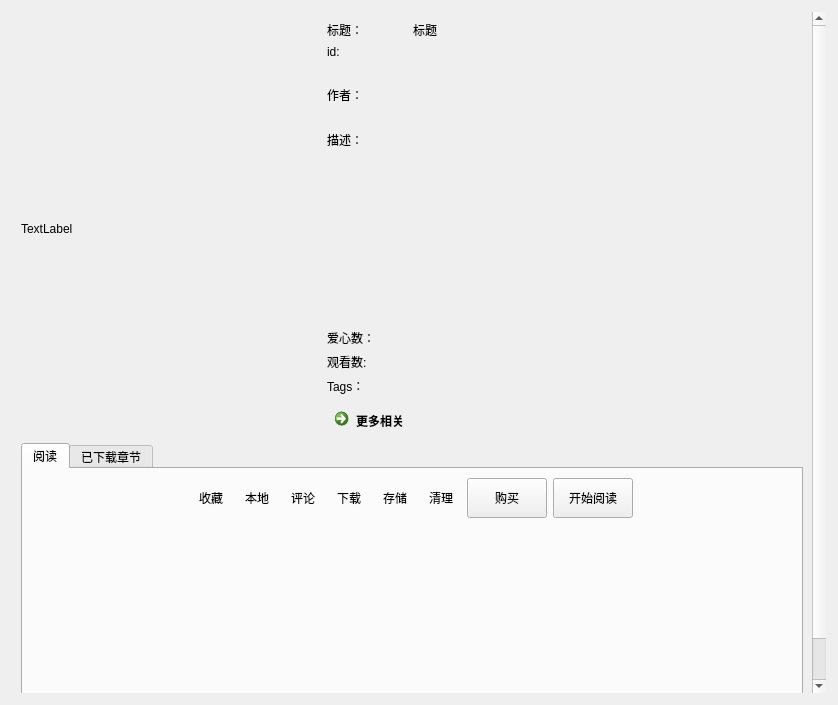
Above: ui/ui_book_info.ui from tonquer/JMComic-qt before the change. Below: the same form after it.
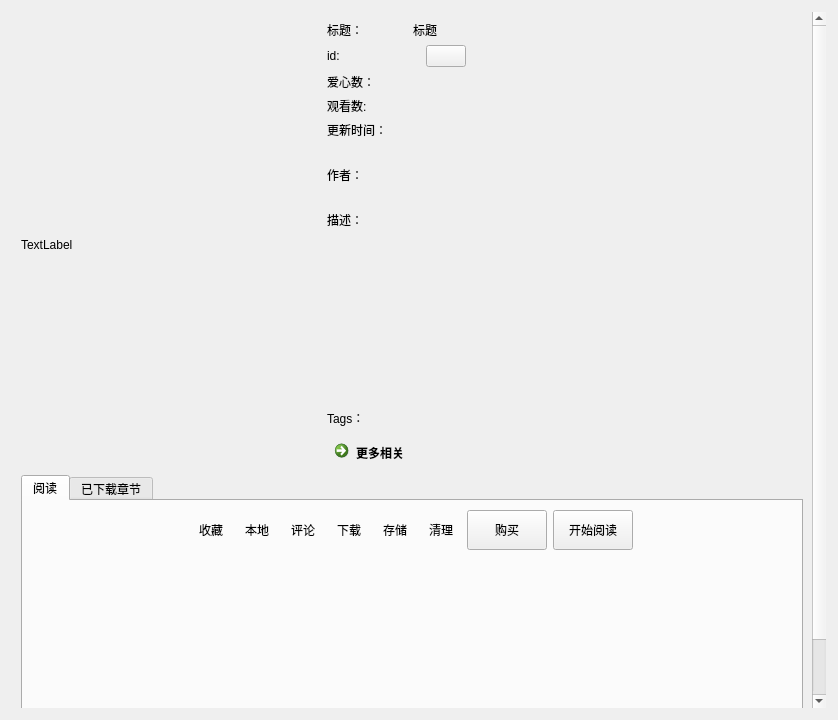
That is the form after the change. Icons and pictures are not drawn. Custom widgets are drawn as their Qt base class.

Commit message: 更新主id跳转

The edit to the form file:
```diff
--- a/ui/ui_book_info.ui
+++ b/ui/ui_book_info.ui
@@ -7,7 +7,7 @@
     <x>0</x>
     <y>0</y>
     <width>838</width>
-    <height>705</height>
+    <height>720</height>
    </rect>
   </property>
   <property name="windowTitle">
@@ -56,7 +56,7 @@
         <x>0</x>
         <y>0</y>
         <width>818</width>
-        <height>685</height>
+        <height>700</height>
        </rect>
       </property>
       <layout class="QVBoxLayout" name="verticalLayout_3">
@@ -143,6 +143,110 @@
                  </property>
                 </widget>
                </item>
+               <item>
+                <widget class="QPushButton" name="mainButton">
+                 <property name="text">
+                  <string/>
+                 </property>
+                </widget>
+               </item>
+               <item>
+                <spacer name="horizontalSpacer_3">
+                 <property name="orientation">
+                  <enum>Qt::Horizontal</enum>
+                 </property>
+                 <property name="sizeHint" stdset="0">
+                  <size>
+                   <width>40</width>
+                   <height>20</height>
+                  </size>
+                 </property>
+                </spacer>
+               </item>
+              </layout>
+             </item>
+             <item>
+              <layout class="QHBoxLayout" name="horizontalLayout_6">
+               <item>
+                <widget class="QLabel" name="label_4">
+                 <property name="minimumSize">
+                  <size>
+                   <width>80</width>
+                   <height>0</height>
+                  </size>
+                 </property>
+                 <property name="maximumSize">
+                  <size>
+                   <width>40</width>
+                   <height>16777215</height>
+                  </size>
+                 </property>
+                 <property name="text">
+                  <string>爱心数：</string>
+                 </property>
+                </widget>
+               </item>
+               <item>
+                <widget class="QLabel" name="likeLabel">
+                 <property name="text">
+                  <string/>
+                 </property>
+                </widget>
+               </item>
+              </layout>
+             </item>
+             <item>
+              <layout class="QHBoxLayout" name="horizontalLayout_12">
+               <item>
+                <widget class="QLabel" name="label_8">
+                 <property name="minimumSize">
+                  <size>
+                   <width>80</width>
+                   <height>0</height>
+                  </size>
+                 </property>
+                 <property name="maximumSize">
+                  <size>
+                   <width>40</width>
+                   <height>16777215</height>
+                  </size>
+                 </property>
+                 <property name="text">
+                  <string>观看数:</string>
+                 </property>
+                </widget>
+               </item>
+               <item>
+                <widget class="QLabel" name="viewLabel">
+                 <property name="text">
+                  <string/>
+                 </property>
+                </widget>
+               </item>
+              </layout>
+             </item>
+             <item>
+              <layout class="QHBoxLayout" name="horizontalLayout_17">
+               <item>
+                <widget class="QLabel" name="label_13">
+                 <property name="maximumSize">
+                  <size>
+                   <width>80</width>
+                   <height>16777215</height>
+                  </size>
+                 </property>
+                 <property name="text">
+                  <string>更新时间：</string>
+                 </property>
+                </widget>
+               </item>
+               <item>
+                <widget class="QLabel" name="lastUpTime">
+                 <property name="text">
+                  <string/>
+                 </property>
+                </widget>
+               </item>
               </layout>
              </item>
              <item>
@@ -236,66 +340,6 @@
                </item>
               </layout>
              </item>
-             <item>
-              <layout class="QHBoxLayout" name="horizontalLayout_6">
-               <item>
-                <widget class="QLabel" name="label_4">
-                 <property name="minimumSize">
-                  <size>
-                   <width>80</width>
-                   <height>0</height>
-                  </size>
-                 </property>
-                 <property name="maximumSize">
-                  <size>
-                   <width>40</width>
-                   <height>16777215</height>
-                  </size>
-                 </property>
-                 <property name="text">
-                  <string>爱心数：</string>
-                 </property>
-                </widget>
-               </item>
-               <item>
-                <widget class="QLabel" name="likeLabel">
-                 <property name="text">
-                  <string/>
-                 </property>
-                </widget>
-               </item>
-              </layout>
-             </item>
-             <item>
-              <layout class="QHBoxLayout" name="horizontalLayout_12">
-               <item>
-                <widget class="QLabel" name="label_8">
-                 <property name="minimumSize">
-                  <size>
-                   <width>80</width>
-                   <height>0</height>
-                  </size>
-                 </property>
-                 <property name="maximumSize">
-                  <size>
-                   <width>40</width>
-                   <height>16777215</height>
-                  </size>
-                 </property>
-                 <property name="text">
-                  <string>观看数:</string>
-                 </property>
-                </widget>
-               </item>
-               <item>
-                <widget class="QLabel" name="viewLabel">
-                 <property name="text">
-                  <string/>
-                 </property>
-                </widget>
-               </item>
-              </layout>
-             </item>
              <item>
               <layout class="QHBoxLayout" name="horizontalLayout_7">
                <item>
```
The commit also changes 5 other files.
